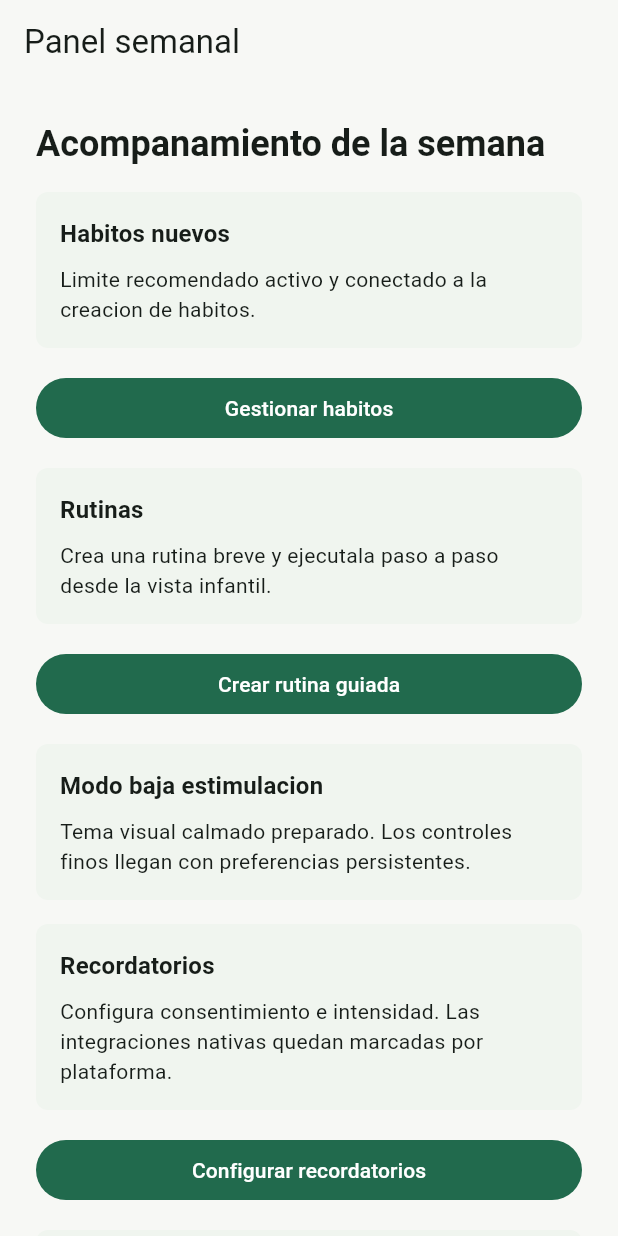
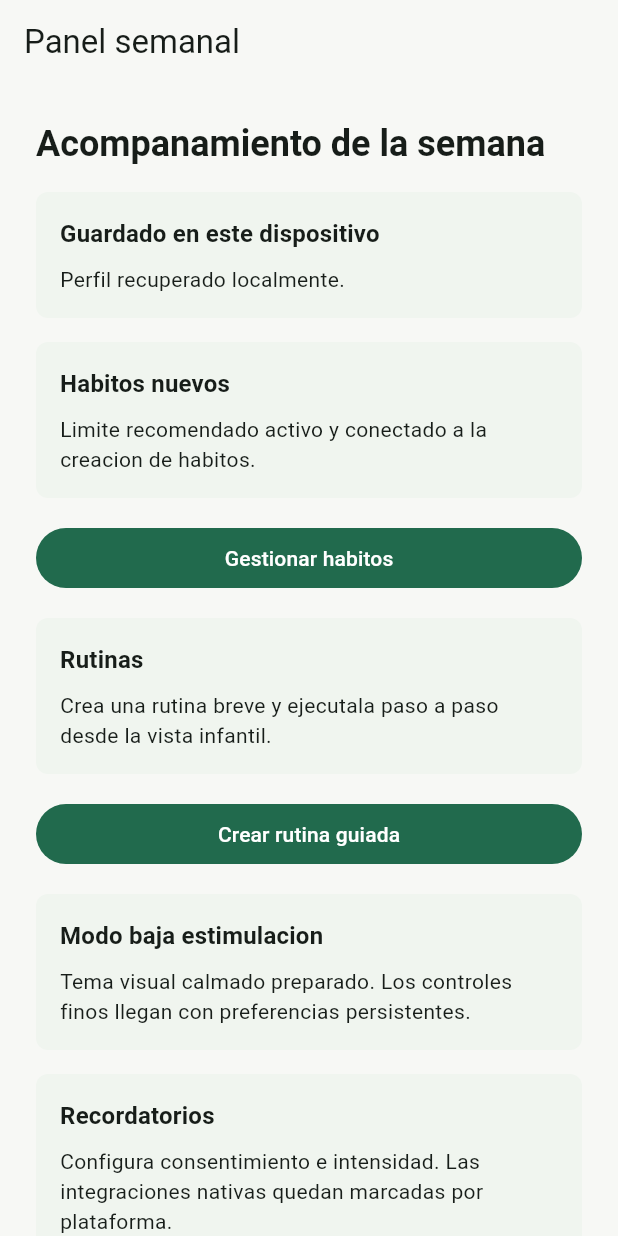
Before and after one commit to eugebajo/Habitar, a Flutter app: the FamilyDashboardScreen screen opened by its route, on a phone screen of 412 x 824 dp. Run offline on Flutter 3.47's test engine with Material 3 defaults, Android fonts, the phone set to English and light mode, and no system bars; our stand-ins replace flutter_riverpod, go_router; accounts and stored records are empty.

Commit message:
Restore local app state on startup

```diff
--- a/apps/mobile/lib/src/app.dart
+++ b/apps/mobile/lib/src/app.dart
@@ -9,13 +9,15 @@ import 'features/notification_settings/notification_settings_screen.dart';
 import 'features/profile_setup/profile_setup_screen.dart';
 import 'features/routine_player/routine_player_screen.dart';
 import 'features/routine_setup/routine_setup_screen.dart';
+import 'features/startup/startup_screen.dart';
 import 'features/story_library/story_library_screen.dart';
 import 'features/wearables/wearables_screen.dart';
 import 'features/wellbeing_checkin/wellbeing_checkin_screen.dart';
 
 final appRouter = GoRouter(
-  initialLocation: '/register',
+  initialLocation: '/',
   routes: [
+    GoRoute(path: '/', builder: (context, state) => const StartupScreen()),
     GoRoute(
         path: '/register',
         builder: (context, state) => const AdultRegistrationScreen()),
--- a/apps/mobile/lib/src/features/family_dashboard/family_dashboard_screen.dart
+++ b/apps/mobile/lib/src/features/family_dashboard/family_dashboard_screen.dart
@@ -1,12 +1,19 @@
 import 'package:flutter/material.dart';
+import 'package:flutter_riverpod/flutter_riverpod.dart';
 import 'package:go_router/go_router.dart';
 import 'package:habitar_design_system/design_system.dart';
 
-class FamilyDashboardScreen extends StatelessWidget {
+import '../../dependencies.dart';
+
+class FamilyDashboardScreen extends ConsumerWidget {
   const FamilyDashboardScreen({super.key});
 
   @override
-  Widget build(BuildContext context) {
+  Widget build(BuildContext context, WidgetRef ref) {
+    final hasLocalStore = ref.watch(localStoreProvider) != null;
+    final profileId = ref.watch(currentProfileIdProvider);
+    final activeSessionId = ref.watch(currentRoutineSessionIdProvider);
+
     return Scaffold(
       appBar: AppBar(title: const Text('Panel semanal')),
       body: SafeArea(
@@ -16,6 +23,11 @@ class FamilyDashboardScreen extends StatelessWidget {
             Text('Acompanamiento de la semana',
                 style: Theme.of(context).textTheme.headlineSmall),
             const SizedBox(height: HabitarSpacing.md),
+            _LocalStorageCard(
+              hasLocalStore: hasLocalStore,
+              profileId: profileId,
+              activeSessionId: activeSessionId,
+            ),
             const _StatusCard(
               title: 'Habitos nuevos',
               body:
@@ -87,6 +99,46 @@ class FamilyDashboardScreen extends StatelessWidget {
   }
 }
 
+class _LocalStorageCard extends StatelessWidget {
+  const _LocalStorageCard({
+    required this.hasLocalStore,
+    required this.profileId,
+    required this.activeSessionId,
+  });
+
+  final bool hasLocalStore;
+  final String? profileId;
+  final String? activeSessionId;
+
+  @override
+  Widget build(BuildContext context) {
+    final title =
+        hasLocalStore ? 'Guardado en este dispositivo' : 'Modo temporal';
+    final body = hasLocalStore
+        ? 'Perfil recuperado localmente${activeSessionId == null ? '.' : ' con una rutina activa.'}'
+        : 'Este entorno usa datos en memoria para preview o pruebas.';
+
+    return Card(
+      margin: const EdgeInsets.only(bottom: HabitarSpacing.md),
+      child: Padding(
+        padding: const EdgeInsets.all(HabitarSpacing.md),
+        child: Column(
+          crossAxisAlignment: CrossAxisAlignment.start,
+          children: [
+            Text(title, style: Theme.of(context).textTheme.titleMedium),
+            const SizedBox(height: HabitarSpacing.sm),
+            Text(body),
+            if (profileId != null) ...[
+              const SizedBox(height: HabitarSpacing.sm),
+              Text('Perfil activo: $profileId'),
+            ],
+          ],
+        ),
+      ),
+    );
+  }
+}
+
 class _StatusCard extends StatelessWidget {
   const _StatusCard({required this.title, required this.body});
 
```
Also changed, not shown: apps/mobile/lib/src/features/startup/startup_screen.dart (added, +60 -0 lines), apps/mobile/lib/src/local_restore.dart (added, +104 -0 lines), 6 other files.
